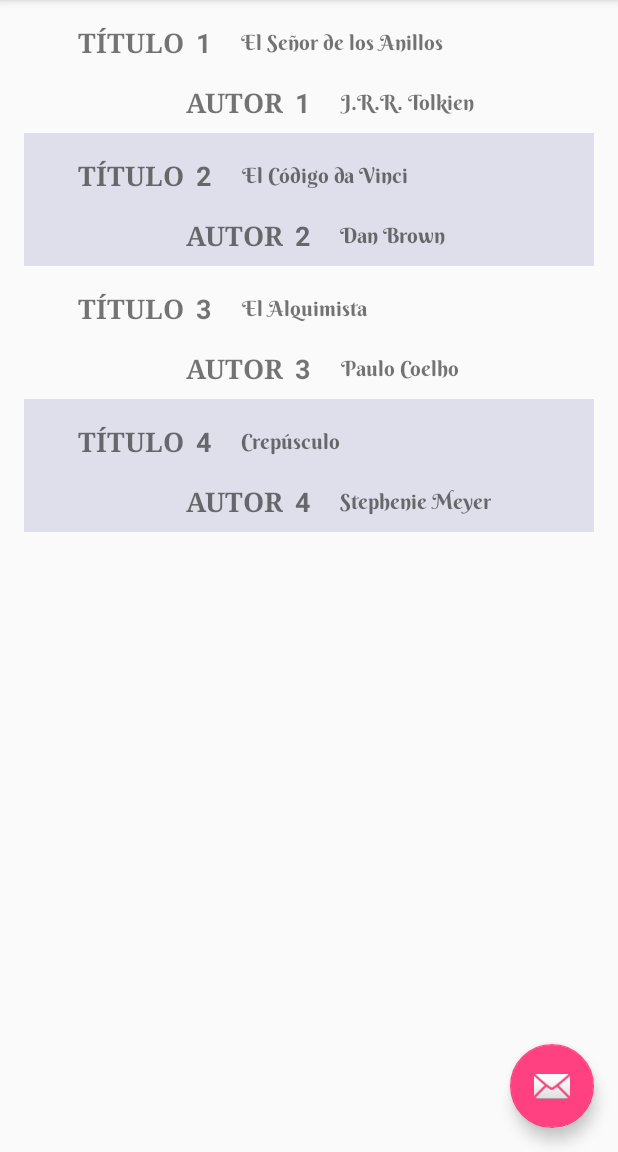
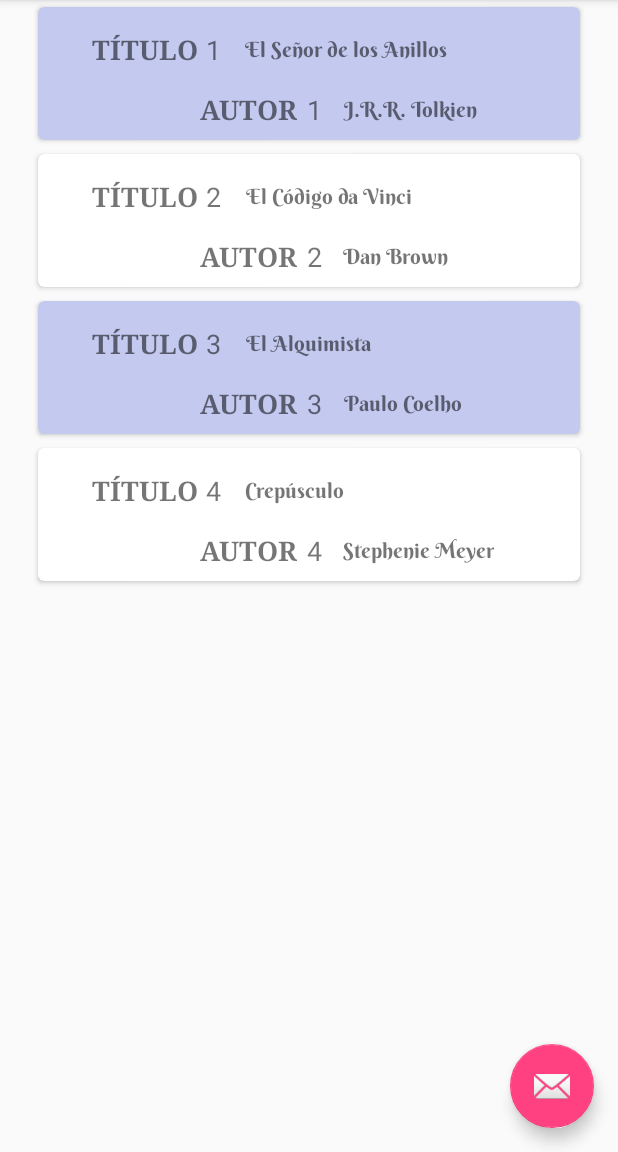
Before and after one commit to marcos2122/MyBooks, an Android app: the screen it shows after launch (BookListActivity), on a phone screen of 412 x 824 dp, the part 84-1236 px from its top. Run offline under Robolectric (Android 15) with nearby library versions, the phone set to English and light mode, and no system bars.

Commit message:
Implementación y Modificación de los 2 layouts de pares e impares para que utilicen el tipo CardView

```diff
--- a/app/src/main/res/layout/book_list_impar.xml
+++ b/app/src/main/res/layout/book_list_impar.xml
@@ -4,31 +4,33 @@
     xmlns:tools="http://schemas.android.com/tools"
     android:layout_width="match_parent"
     android:layout_height="wrap_content">
-
+    <android.support.v7.widget.CardView xmlns:android="http://schemas.android.com/apk/res/android"
+        xmlns:card_view="http://schemas.android.com/apk/res-auto"
+        android:layout_width="match_parent"
+        android:layout_height="wrap_content"
+        card_view:cardBackgroundColor="@color/colorImpar"
+        card_view:cardCornerRadius="4dp"
+        card_view:cardElevation="2dp"
+        card_view:cardUseCompatPadding="true"
+        android:layout_margin="6dp">
 
         <TextView
             android:id="@+id/textViewIdentificador"
             android:layout_width="wrap_content"
             android:layout_height="wrap_content"
-        android:layout_marginStart="8dp"
+            android:layout_marginStart="112dp"
             android:layout_marginTop="16dp"
-        android:text="1"
             android:textSize="18sp"
-        android:textStyle="bold"
             app:layout_constraintStart_toEndOf="@+id/textViewTituloCabecera"
             app:layout_constraintTop_toTopOf="parent" />
-
         <TextView
             android:id="@+id/textViewIdentificador2"
             android:layout_width="wrap_content"
             android:layout_height="wrap_content"
-        android:layout_marginStart="8dp"
+            android:layout_marginStart="179dp"
             android:layout_marginTop="56dp"
-        android:text="1"
             android:textSize="18sp"
-        android:textStyle="bold"
-        app:layout_constraintStart_toEndOf="@+id/textViewAutorCabecera"
-        app:layout_constraintTop_toTopOf="parent" />
+            app:layout_constraintStart_toEndOf="@+id/textViewAutorCabecera" />
 
         <TextView
             android:id="@+id/textViewTituloCabecera"
@@ -51,13 +53,17 @@
             android:id="@+id/textViewTitulo"
             android:layout_width="wrap_content"
             android:layout_height="wrap_content"
-        android:layout_marginStart="20dp"
+            android:layout_marginBottom="8dp"
+            android:layout_marginStart="138dp"
             android:layout_marginTop="19dp"
             android:fontFamily="@font/berkshire_swash"
-        android:text="fefdfdf"
             android:textAlignment="center"
+            app:layout_constraintBottom_toBottomOf="parent"
+            app:layout_constraintEnd_toEndOf="parent"
+            app:layout_constraintHorizontal_bias="0.016"
             app:layout_constraintStart_toEndOf="@+id/textViewIdentificador"
-        app:layout_constraintTop_toTopOf="parent" />
+            app:layout_constraintTop_toTopOf="parent"
+            app:layout_constraintVertical_bias="0.0" />
 
         <TextView
             android:id="@+id/textViewAutorCabecera"
@@ -81,14 +87,13 @@
             android:layout_width="wrap_content"
             android:layout_height="wrap_content"
             android:layout_marginBottom="8dp"
-        android:layout_marginStart="20dp"
+            android:layout_marginStart="203dp"
             android:layout_marginTop="59dp"
             android:fontFamily="@font/berkshire_swash"
-        android:text="fdfdfdf"
             android:textAlignment="center"
             app:layout_constraintBottom_toBottomOf="parent"
-        app:layout_constraintStart_toEndOf="@+id/textViewIdentificador2"
+            app:layout_constraintStart_toEndOf="@+id/textViewAutorCabecera"
             app:layout_constraintTop_toTopOf="parent"
             app:layout_constraintVertical_bias="0.0" />
-
+    </android.support.v7.widget.CardView>
 </android.support.constraint.ConstraintLayout>
--- a/app/src/main/res/layout/book_list_par.xml
+++ b/app/src/main/res/layout/book_list_par.xml
@@ -3,19 +3,26 @@
     xmlns:app="http://schemas.android.com/apk/res-auto"
     xmlns:tools="http://schemas.android.com/tools"
     android:layout_width="match_parent"
+    android:layout_height="wrap_content">
+
+
+        <android.support.v7.widget.CardView xmlns:android="http://schemas.android.com/apk/res/android"
+            xmlns:card_view="http://schemas.android.com/apk/res-auto"
+            android:layout_width="match_parent"
             android:layout_height="wrap_content"
-    android:background="@color/colorEjercicio2">
-
+            card_view:cardBackgroundColor="@color/colorPar"
+            card_view:cardCornerRadius="4dp"
+            card_view:cardElevation="2dp"
+            card_view:cardUseCompatPadding="true"
+            android:layout_margin="6dp">
 
                 <TextView
                     android:id="@+id/textViewIdentificador"
                     android:layout_width="wrap_content"
                     android:layout_height="wrap_content"
-            android:layout_marginStart="8dp"
+                    android:layout_marginStart="112dp"
                     android:layout_marginTop="16dp"
-            android:text="1"
                     android:textSize="18sp"
-            android:textStyle="bold"
                     app:layout_constraintStart_toEndOf="@+id/textViewTituloCabecera"
                     app:layout_constraintTop_toTopOf="parent" />
 
@@ -23,13 +30,10 @@
                     android:id="@+id/textViewIdentificador2"
                     android:layout_width="wrap_content"
                     android:layout_height="wrap_content"
-            android:layout_marginStart="8dp"
+                    android:layout_marginStart="179dp"
                     android:layout_marginTop="56dp"
-            android:text="1"
                     android:textSize="18sp"
-            android:textStyle="bold"
-            app:layout_constraintStart_toEndOf="@+id/textViewAutorCabecera"
-            app:layout_constraintTop_toTopOf="parent" />
+                    app:layout_constraintStart_toEndOf="@+id/textViewAutorCabecera" />
 
                 <TextView
                     android:id="@+id/textViewTituloCabecera"
@@ -53,13 +57,14 @@
                     android:layout_width="wrap_content"
                     android:layout_height="wrap_content"
                     android:layout_marginBottom="8dp"
-            android:layout_marginStart="20dp"
+                    android:layout_marginStart="138dp"
                     android:layout_marginTop="19dp"
                     android:fontFamily="@font/berkshire_swash"
-            android:text="ddfdfdf"
                     android:textAlignment="center"
                     android:textSize="14sp"
                     app:layout_constraintBottom_toBottomOf="parent"
+                    app:layout_constraintEnd_toEndOf="parent"
+                    app:layout_constraintHorizontal_bias="0.015"
                     app:layout_constraintStart_toEndOf="@+id/textViewIdentificador"
                     app:layout_constraintTop_toTopOf="parent"
                     app:layout_constraintVertical_bias="0.0" />
@@ -86,15 +91,14 @@
                     android:layout_width="wrap_content"
                     android:layout_height="wrap_content"
                     android:layout_marginBottom="8dp"
-            android:layout_marginStart="20dp"
+                    android:layout_marginStart="203dp"
                     android:layout_marginTop="59dp"
                     android:fontFamily="@font/berkshire_swash"
-            android:text="dfdfdfdsf"
                     android:textAlignment="center"
                     android:textSize="14sp"
                     app:layout_constraintBottom_toBottomOf="parent"
-            app:layout_constraintStart_toEndOf="@+id/textViewIdentificador2"
+                    app:layout_constraintStart_toEndOf="@+id/textViewAutorCabecera"
                     app:layout_constraintTop_toTopOf="parent"
                     app:layout_constraintVertical_bias="0.0" />
-
+        </android.support.v7.widget.CardView>
 </android.support.constraint.ConstraintLayout>
```
Lines whose indentation alone changed are shown as unchanged.
